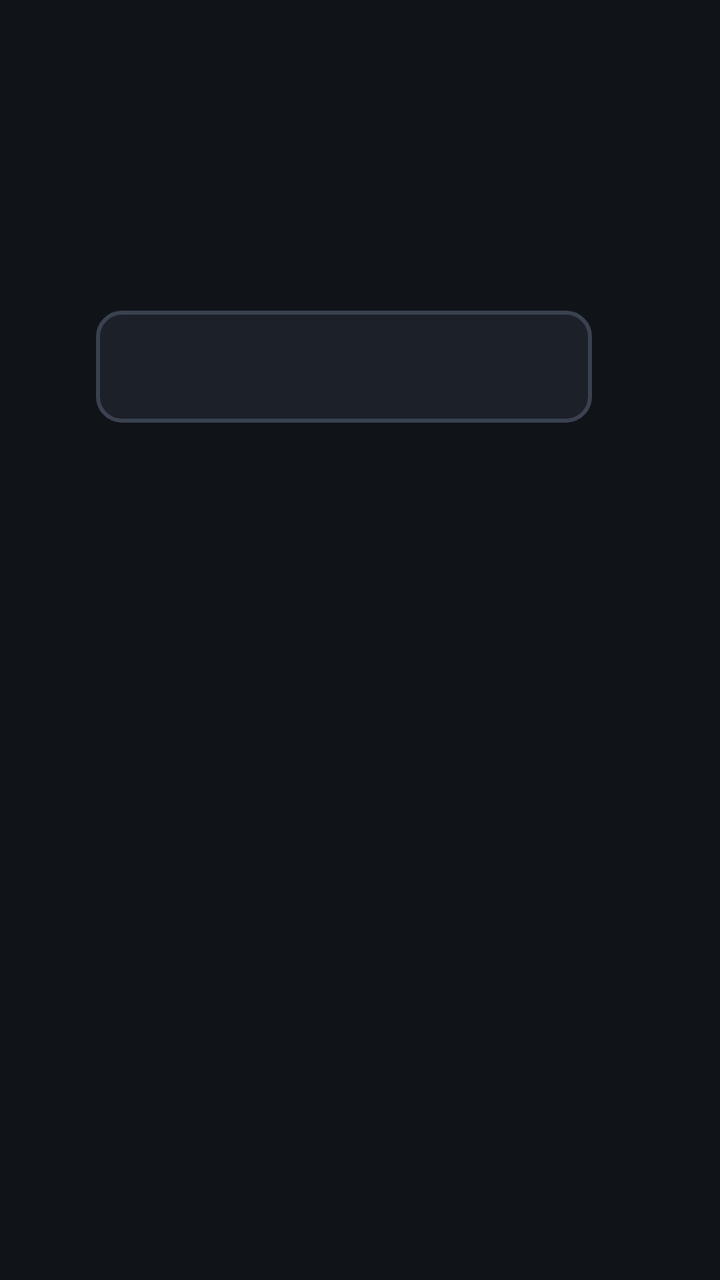
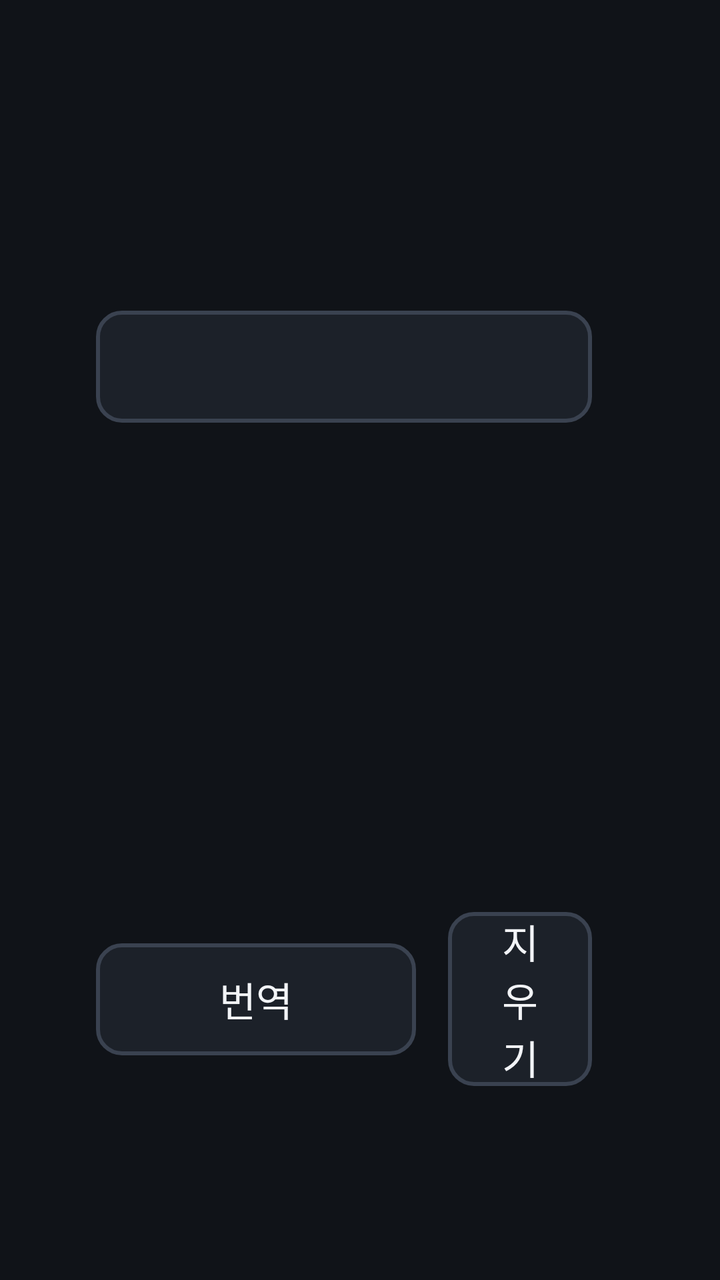

Two renders of the same Android screen: before a commit and after it. Below are the layout's source before the change and the commit's diff.
<!-- AndroidManifest.xml: application theme Theme.TvTranslator -->
<!-- res/layout/activity_main.xml -->
<?xml version="1.0" encoding="utf-8"?>
<LinearLayout xmlns:android="http://schemas.android.com/apk/res/android"
    android:layout_width="match_parent"
    android:layout_height="match_parent"
    android:background="@color/background"
    android:orientation="vertical"
    android:paddingStart="48dp"
    android:paddingTop="27dp"
    android:paddingEnd="48dp"
    android:paddingBottom="27dp">

    <LinearLayout
        android:layout_width="match_parent"
        android:layout_height="wrap_content"
        android:gravity="center_vertical"
        android:orientation="horizontal">

        <TextView
            android:layout_width="0dp"
            android:layout_height="wrap_content"
            android:layout_weight="1"
            android:text="@string/title"
            android:textColor="@color/text_primary"
            android:textSize="32sp"
            android:textStyle="bold" />

        <Button
            android:id="@+id/direction_button"
            style="@style/TvButton"
            android:layout_width="wrap_content"
            android:layout_height="wrap_content"
            android:minWidth="260dp"
            android:nextFocusDown="@id/input_text" />

        <Button
            android:id="@+id/keyboard_button"
            style="@style/TvButton"
            android:layout_width="wrap_content"
            android:layout_height="wrap_content"
            android:layout_marginEnd="0dp"
            android:nextFocusDown="@id/input_text" />
    </LinearLayout>

    <LinearLayout
        android:layout_width="match_parent"
        android:layout_height="0dp"
        android:layout_marginTop="20dp"
        android:layout_weight="1"
        android:baselineAligned="false"
        android:orientation="horizontal">

        <LinearLayout
            android:layout_width="0dp"
            android:layout_height="match_parent"
            android:layout_marginEnd="12dp"
            android:layout_weight="1"
            android:orientation="vertical">

            <TextView
                style="@style/PanelLabel"
                android:layout_width="wrap_content"
                android:layout_height="wrap_content"
                android:text="@string/input_label" />

            <com.example.tvtranslator.HangulEditText
                android:id="@+id/input_text"
                android:layout_width="match_parent"
                android:layout_height="match_parent"
                android:background="@drawable/panel_background"
                android:gravity="top|start"
                android:hint="@string/input_hint"
                android:imeOptions="actionDone|flagNoExtractUi"
                android:importantForAutofill="no"
                android:inputType="text|textNoSuggestions"
                android:nextFocusRight="@id/output_scroll"
                android:nextFocusUp="@id/direction_button"
                android:nextFocusDown="@id/translate_button"
                android:padding="20dp"
                android:textColor="@color/text_primary"
                android:textColorHint="@color/text_secondary"
                android:textSize="26sp" />
        </LinearLayout>

        <LinearLayout
            android:layout_width="0dp"
            android:layout_height="match_parent"
            android:layout_marginStart="12dp"
            android:layout_weight="1"
            android:orientation="vertical">

            <TextView
                android:id="@+id/output_label"
                style="@style/PanelLabel"
                android:layout_width="wrap_content"
                android:layout_height="wrap_content" />

            
            <ScrollView
                android:id="@+id/output_scroll"
                android:layout_width="match_parent"
                android:layout_height="match_parent"
                android:background="@drawable/panel_background"
                android:focusable="true"
                android:nextFocusLeft="@id/input_text"
                android:nextFocusDown="@id/translate_button"
                android:padding="20dp">

                <TextView
                    android:id="@+id/output_text"
                    android:layout_width="match_parent"
                    android:layout_height="wrap_content"
                    android:textColor="@color/text_primary"
                    android:textIsSelectable="false"
                    android:textSize="28sp" />
            </ScrollView>
        </LinearLayout>
    </LinearLayout>

    <LinearLayout
        android:layout_width="match_parent"
        android:layout_height="wrap_content"
        android:layout_marginTop="20dp"
        android:gravity="center_vertical"
        android:orientation="horizontal">

        <Button
            android:id="@+id/translate_button"
            style="@style/TvButton"
            android:layout_width="wrap_content"
            android:layout_height="wrap_content"
            android:minWidth="160dp"
            android:nextFocusUp="@id/input_text"
            android:text="@string/translate" />

        <Button
            android:id="@+id/clear_button"
            style="@style/TvButton"
            android:layout_width="wrap_content"
            android:layout_height="wrap_content"
            android:nextFocusUp="@id/input_text"
            android:text="@string/clear" />

        <Button
            android:id="@+id/use_result_button"
            style="@style/TvButton"
            android:layout_width="wrap_content"
            android:layout_height="wrap_content"
            android:nextFocusUp="@id/output_scroll"
            android:text="@string/use_result" />

        <LinearLayout
            android:layout_width="0dp"
            android:layout_height="wrap_content"
            android:layout_weight="1"
            android:gravity="end"
            android:orientation="vertical">

            <TextView
                android:id="@+id/status_text"
                android:layout_width="wrap_content"
                android:layout_height="wrap_content"
                android:gravity="end"
                android:maxLines="3"
                android:textColor="@color/text_primary"
                android:textSize="18sp" />

            <TextView
                android:layout_width="wrap_content"
                android:layout_height="wrap_content"
                android:layout_marginTop="4dp"
                android:text="@string/keyboard_help"
                android:textColor="@color/text_secondary"
                android:textSize="14sp" />
        </LinearLayout>
    </LinearLayout>
</LinearLayout>
<!-- resources referenced by this layout -->
<resources>
  <color name="background">#FF101318</color>
  <color name="text_primary">#FFF2F4F7</color>
  <color name="text_secondary">#FFA3ACBA</color>
  <!-- drawable panel_background (drawable) -->
  <?xml version="1.0" encoding="utf-8"?>
  <selector xmlns:android="http://schemas.android.com/apk/res/android">
      <item android:state_focused="true">
          <shape><solid android:color="@color/surface_focused" /><corners android:radius="16dp" />
              <stroke android:width="3dp" android:color="@color/accent" /></shape>
      </item>
      <item>
          <shape><solid android:color="@color/surface" /><corners android:radius="16dp" />
              <stroke android:width="2dp" android:color="@color/outline" /></shape>
      </item>
  </selector>
  <string name="clear">지우기</string>
  <string name="input_hint">번역할 문장을 입력하세요 (Enter: 번역)</string>
  <string name="input_label">입력</string>
  <string name="keyboard_help">물리 키보드: 한/영 키 · 오른쪽 Alt · Shift+Space 로 한/영 전환</string>
  <string name="title">한↔영 번역기</string>
  <string name="translate">번역</string>
  <string name="use_result">결과를 입력으로</string>
  <style name="PanelLabel">
          <item name="android:textColor">@color/text_secondary</item>
          <item name="android:textSize">18sp</item>
          <item name="android:layout_marginBottom">8dp</item>
      </style>
  <style name="TvButton" parent="Widget.AppCompat.Button.Borderless">
          <item name="android:background">@drawable/button_background</item>
          <item name="android:textColor">@color/text_primary</item>
          <item name="android:textSize">20sp</item>
          <item name="android:textAllCaps">false</item>
          <item name="android:minHeight">56dp</item>
          <item name="android:paddingStart">28dp</item>
          <item name="android:paddingEnd">28dp</item>
          <item name="android:layout_marginEnd">16dp</item>
          <item name="android:focusable">true</item>
      </style>
  <style name="Theme.TvTranslator" parent="Theme.AppCompat.NoActionBar">
          <item name="android:windowBackground">@color/background</item>
          <item name="colorAccent">@color/accent</item>
          <item name="colorPrimary">@color/surface</item>
          <item name="android:textColorPrimary">@color/text_primary</item>
          <item name="android:textColorSecondary">@color/text_secondary</item>
      </style>
  <color name="surface_focused">#FF262D38</color>
  <color name="accent">#FF4F8EF7</color>
  <color name="surface">#FF1C2129</color>
  <color name="outline">#FF3A4250</color>
  <!-- drawable button_background (drawable) -->
  <?xml version="1.0" encoding="utf-8"?>
  <selector xmlns:android="http://schemas.android.com/apk/res/android">
      <item android:state_enabled="false">
          <shape><solid android:color="@color/button_disabled" /><corners android:radius="12dp" /></shape>
      </item>
      <item android:state_focused="true">
          <shape><solid android:color="@color/accent" /><corners android:radius="12dp" /></shape>
      </item>
      <item>
          <shape><solid android:color="@color/surface" /><corners android:radius="12dp" />
              <stroke android:width="2dp" android:color="@color/outline" /></shape>
      </item>
  </selector>
  <color name="button_disabled">#FF2A2F38</color>
</resources>

<!-- the commit's change to res/layout/activity_main.xml (unified diff, before → after) -->
@@ -56,11 +56,30 @@
             android:layout_weight="1"
             android:orientation="vertical">
 
-            <TextView
-                style="@style/PanelLabel"
-                android:layout_width="wrap_content"
+            <LinearLayout
+                android:layout_width="match_parent"
                 android:layout_height="wrap_content"
-                android:text="@string/input_label" />
+                android:baselineAligned="true"
+                android:orientation="horizontal">
+
+                <TextView
+                    style="@style/PanelLabel"
+                    android:layout_width="wrap_content"
+                    android:layout_height="wrap_content"
+                    android:text="@string/input_label" />
+
+                <TextView
+                    android:layout_width="0dp"
+                    android:layout_height="wrap_content"
+                    android:layout_marginStart="16dp"
+                    android:layout_weight="1"
+                    android:ellipsize="end"
+                    android:gravity="end"
+                    android:maxLines="1"
+                    android:text="@string/keyboard_help"
+                    android:textColor="@color/text_secondary"
+                    android:textSize="14sp" />
+            </LinearLayout>
 
             <com.example.tvtranslator.HangulEditText
                 android:id="@+id/input_text"
@@ -78,7 +97,11 @@
                 android:padding="20dp"
                 android:textColor="@color/text_primary"
                 android:textColorHint="@color/text_secondary"
-                android:textSize="26sp" />
+                android:textSize="26sp">
+
+                
+                <requestFocus />
+            </com.example.tvtranslator.HangulEditText>
         </LinearLayout>
 
         <LinearLayout
@@ -148,29 +171,14 @@
             android:nextFocusUp="@id/output_scroll"
             android:text="@string/use_result" />
 
-        <LinearLayout
+        <TextView
+            android:id="@+id/status_text"
             android:layout_width="0dp"
             android:layout_height="wrap_content"
             android:layout_weight="1"
             android:gravity="end"
-            android:orientation="vertical">
-
-            <TextView
-                android:id="@+id/status_text"
-                android:layout_width="wrap_content"
-                android:layout_height="wrap_content"
-                android:gravity="end"
-                android:maxLines="3"
-                android:textColor="@color/text_primary"
-                android:textSize="18sp" />
-
-            <TextView
-                android:layout_width="wrap_content"
-                android:layout_height="wrap_content"
-                android:layout_marginTop="4dp"
-                android:text="@string/keyboard_help"
-                android:textColor="@color/text_secondary"
-                android:textSize="14sp" />
-        </LinearLayout>
+            android:maxLines="3"
+            android:textColor="@color/text_primary"
+            android:textSize="18sp" />
     </LinearLayout>
 </LinearLayout>
<!-- resource entries referenced after the edit -->
@@ -18,7 +18,7 @@
   <string name="clear">지우기</string>
   <string name="input_hint">번역할 문장을 입력하세요 (Enter: 번역)</string>
   <string name="input_label">입력</string>
-  <string name="keyboard_help">물리 키보드: 한/영 키 · 오른쪽 Alt · Shift+Space 로 한/영 전환</string>
+  <string name="keyboard_help">한/영 전환: 한/영 키 · 오른쪽 Alt · Shift+Space</string>
   <string name="title">한↔영 번역기</string>
   <string name="translate">번역</string>
   <string name="use_result">결과를 입력으로</string>
